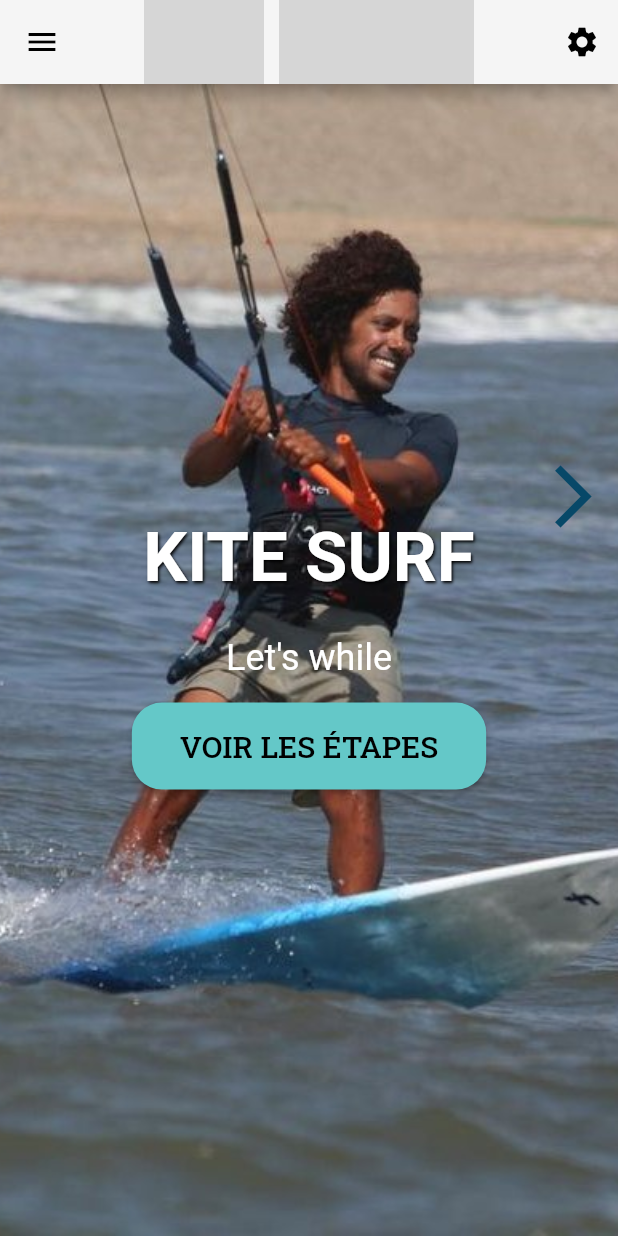
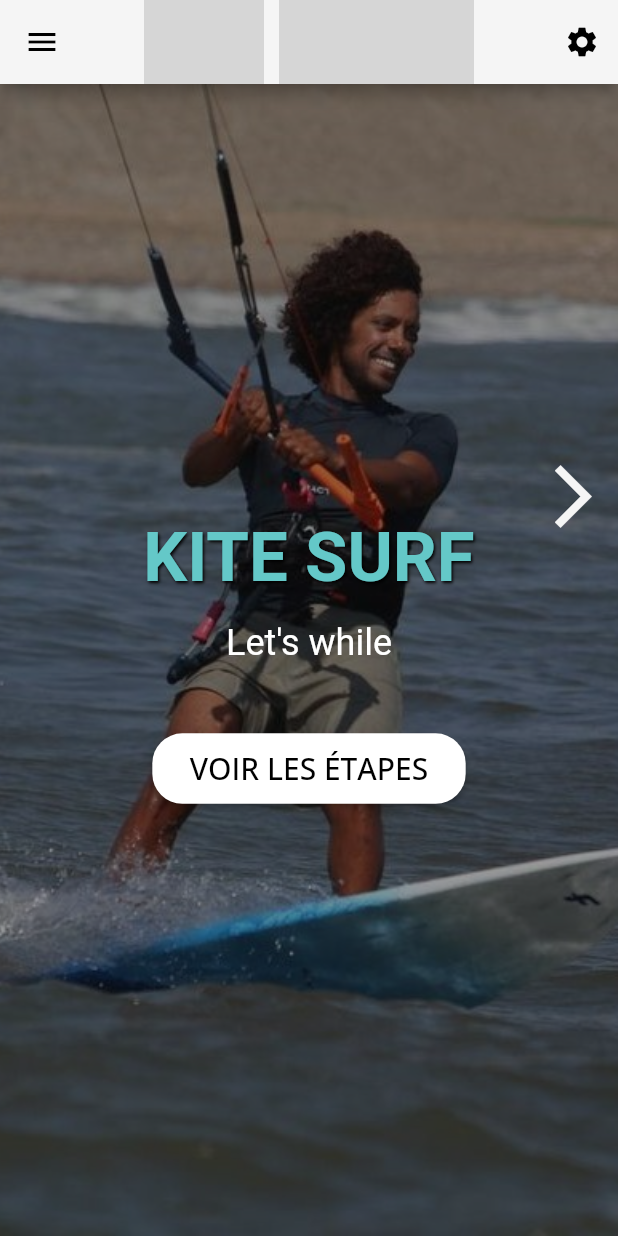
Before and after one commit to jeanJonathan/notebook_progress, a Flutter app: the screen it shows after launch, on a phone screen of 412 x 824 dp. Run offline on Flutter 3.47's test engine with Material 2 defaults, Android fonts, the phone set to English and light mode, and no system bars; our stand-ins replace cloud_firestore, firebase_core, youtube_player_flutter; accounts and stored records are empty; Roboto replaces fonts that are missing (Concert One); grey boxes are pictures that could not be loaded.

Commit message:
adaptation des ameliorations aux autres ecrans des sports

```diff
--- a/lib/main.dart
+++ b/lib/main.dart
@@ -119,8 +119,8 @@ class Kitesurf extends StatelessWidget {
                 fit: BoxFit.cover,
                 width: double.infinity,
                 height: double.infinity,
-                //color: Color.fromRGBO(0, 0, 0, 0.6), // Pour rendre la couleur foncée avec une opacité de 0.6
-                //colorBlendMode: BlendMode.darken, // Pour rendre l'image plus sombre
+                color: Color.fromRGBO(0, 0, 0, 0.4), // Pour rendre la couleur foncée avec une opacité de 0.4
+                colorBlendMode: BlendMode.darken, // Pour rendre l'image plus sombre
               ),
               Positioned(
                 top: MediaQuery.of(context).size.height * 0.35,
@@ -134,7 +134,7 @@ class Kitesurf extends StatelessWidget {
                       style: TextStyle(
                         fontSize: 46,
                         fontWeight: FontWeight.bold,
-                        color: Colors.white,
+                        color: Color(0xFF64C8C8),
                         shadows: [
                           Shadow(
                             color: Colors.black,
@@ -145,7 +145,7 @@ class Kitesurf extends StatelessWidget {
                         fontFamily: 'Concert One',
                       ),
                     ),
-                    SizedBox(height: 26),
+                    SizedBox(height: 16),
                     Text(
                       "Let's while",
                       style: TextStyle(
@@ -154,26 +154,27 @@ class Kitesurf extends StatelessWidget {
                         fontFamily: 'Concert One',
                       ),
                     ),
-                    SizedBox(height: 16),
+                    SizedBox(height: 46),
                     ElevatedButton(
                       onPressed: () {
                         Navigator.pushNamed(context, '/etapes');
                       },
                       child: Text(
                         'VOIR LES ÉTAPES',
-                        style: TextStyle(fontSize: 20,
-                          fontFamily: 'Roboto Slab',
+                        style: TextStyle(
+                          fontSize: 20,
+                          fontFamily: 'Open Sans',
                         ),
                       ),
                       style: ElevatedButton.styleFrom(
                         padding: EdgeInsets.symmetric(
-                          horizontal: 32,
-                          vertical: 16,
+                          horizontal: 25,
+                          vertical: 10,
                         ),
                         shape: RoundedRectangleBorder(
                           borderRadius: BorderRadius.circular(20),
                         ),
-                        primary: Color(0xFF64C8C8),
+                        primary: Colors.white,
                       ),
                     ),
                   ],
@@ -185,7 +186,7 @@ class Kitesurf extends StatelessWidget {
                 child: Icon(
                   Icons.arrow_forward_ios,
                   size: 50,
-                  color: Color(0xFF074868),
+                  color: Color(0xFFF5F5F5),
                 ),
               ),
             ],
--- a/pubspec.yaml
+++ b/pubspec.yaml
@@ -64,6 +64,10 @@ flutter:
     - family: Roboto Slab
       fonts:
         - asset: fonts/RobotoSlab-VariableFont_wght.ttf
+    - family: Open Sans
+      fonts:
+        - asset: fonts/OpenSans-Italic-VariableFont_wdth,wght.ttf
+        - asset: fonts/OpenSans-VariableFont_wdth,wght.ttf
   assets:
     - assets/kitesurf.jpg
     - assets/surf.jpg
```
Also changed, not shown: lib/Surf.dart (+23 -9 lines), lib/Wingfoil.dart (+25 -11 lines).
